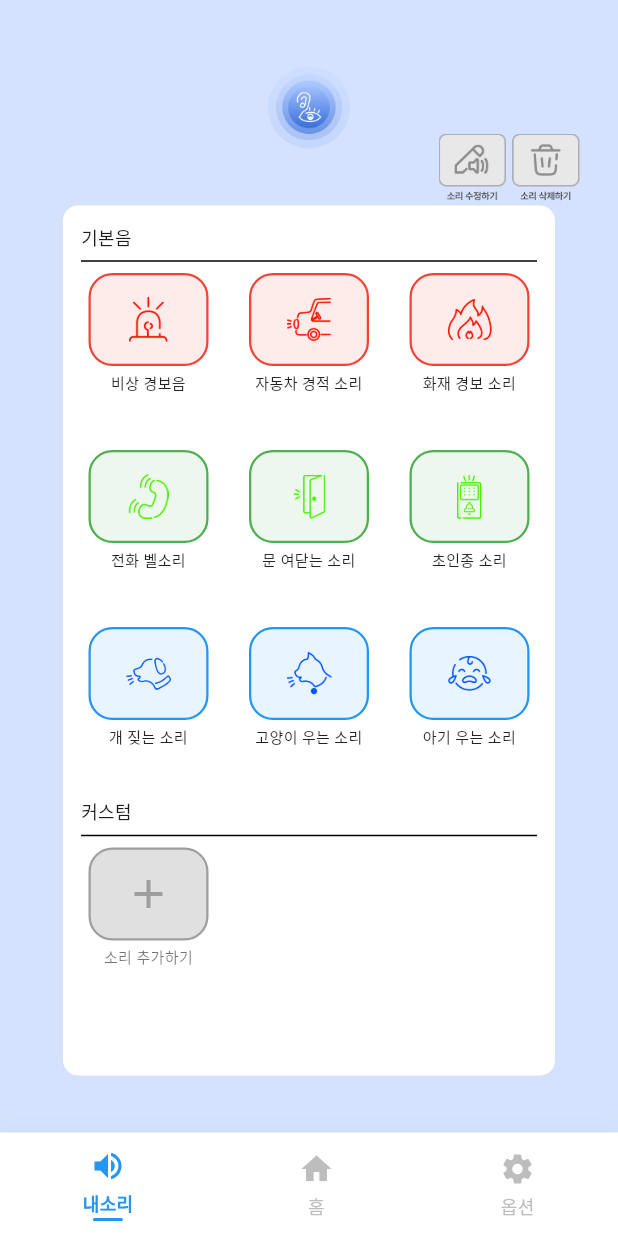
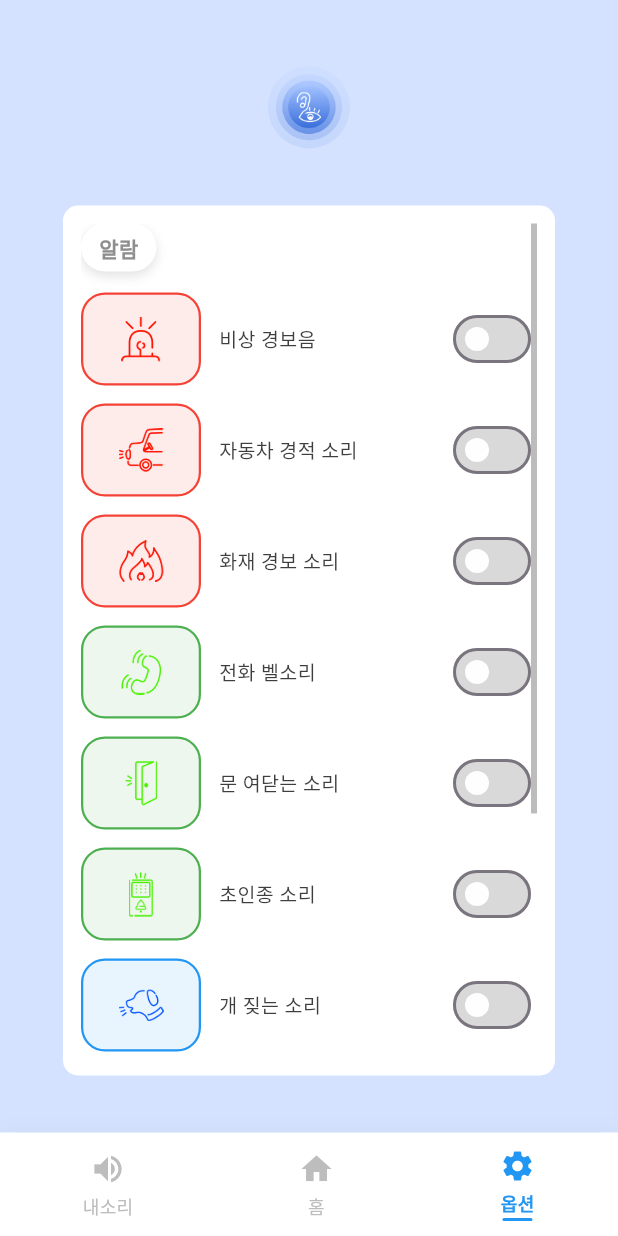
Before and after one commit to 2025-HSU-Team/Frontend, a Flutter app: the screen it shows after launch, on a phone screen of 412 x 824 dp. Run offline on Flutter 3.47's test engine with Material 3 defaults, Android fonts, the phone set to English and light mode, and no system bars; our stand-ins replace permission_handler; missing offline and left inert: flutter_sound, record.

Commit message:
feat: 알람 설정 기능 완료, 진동 선택시 아직 선택 안됨.

```diff
--- /dev/null
+++ b/lib/alarm/alarm_set.dart
@@ -0,0 +1,301 @@
+import 'package:flutter/material.dart';
+import '../shared_components/bottom_navigation.dart';
+
+//기본 알람 9개
+final List<Map<String, dynamic>> allDefaultSounds = [
+  {"name": "비상 경보음", "color": Colors.red, "image": "assets/images/emergency.png"},
+  {"name": "자동차 경적 소리", "color": Colors.red, "image": "assets/images/carsound.png"},
+  {"name": "화재 경보 소리", "color": Colors.red, "image": "assets/images/fire.png"},
+  {"name": "전화 벨소리", "color": Colors.green, "image": "assets/images/phonecall.png"},
+  {"name": "문 여닫는 소리", "color": Colors.green, "image": "assets/images/door.png"},
+  {"name": "초인종 소리", "color": Colors.green, "image": "assets/images/bell.png"},
+  {"name": "개 짖는 소리", "color": Colors.blue, "image": "assets/images/dog.png"},
+  {"name": "고양이 우는 소리", "color": Colors.blue, "image": "assets/images/cat.png"},
+  {"name": "아기 우는 소리", "color": Colors.blue, "image": "assets/images/babycry.png"},
+];
+
+class AlarmSetScreen extends StatefulWidget {
+  const AlarmSetScreen({super.key});
+
+  @override
+  State<AlarmSetScreen> createState() => _AlarmSetScreenState();
+}
+
+class _AlarmSetScreenState extends State<AlarmSetScreen> {
+  //알람 ON/OFF 상태
+  final Map<String, bool> alarmEnabled = {};
+
+  //커스텀 소리 리스트
+  final List<Map<String, dynamic>> customSounds = [];
+
+  //하단 탭 상태
+  int _selectedTabIndex = 2;
+
+  @override
+  void initState() {
+    super.initState();
+    //기본음은 모두 OFF로 시작
+    for (var sound in allDefaultSounds) {
+      alarmEnabled[sound["name"]] = false;
+    }
+  }
+
+  @override
+  Widget build(BuildContext context) {
+    final ScrollController scrollController = ScrollController();
+
+    return Scaffold(
+      backgroundColor: const Color(0xFFD4E2FF),
+      body: Stack(
+        children: [
+          Column(
+            children: [
+              const SizedBox(height: 44),
+              //상단 로고
+              Center(
+                child: ClipOval(
+                  child: Image.asset(
+                    'assets/images/basic.png',
+                    width: 55,
+                    height: 55,
+                    fit: BoxFit.cover,
+                  ),
+                ),
+              ),
+            ],
+          ),
+
+          //흰 박스
+          Positioned(
+            top: 137,
+            left: (MediaQuery.of(context).size.width - 328) / 2,
+            child: Container(
+              width: 328,
+              height: 580,
+              decoration: BoxDecoration(
+                color: Colors.white,
+                borderRadius: BorderRadius.circular(10),
+              ),
+              child: Padding(
+                padding: const EdgeInsets.all(12),
+                child: Scrollbar(
+                  controller: scrollController,
+                  thumbVisibility: true,
+                  child: SingleChildScrollView(
+                    controller: scrollController,
+                    child: Column(
+                      crossAxisAlignment: CrossAxisAlignment.start,
+                      children: [
+                        //알람 섹션
+                        Container(
+                          padding: const EdgeInsets.symmetric(horizontal: 12, vertical: 6), //안쪽 여백
+                          decoration: BoxDecoration(
+                            color: Colors.white, // 흰색 배경
+                            borderRadius: BorderRadius.circular(20),
+                            boxShadow: [
+                              BoxShadow(
+                                color: Colors.grey.withOpacity(0.3), //그림자 색 (회색, 투명도 30%)
+                                blurRadius: 6, //퍼짐 정도
+                                offset: const Offset(0, 3), //수직 방향 그림자 위치
+                              ),
+                            ],
+                          ),
+                          child: const Text(
+                            "알람",
+                            style: TextStyle(
+                              fontSize: 14,
+                              fontWeight: FontWeight.w700,
+                              color: Color(0xff8e8e8e), //텍스트 색
+                            ),
+                          ),
+                        ),
+
+                        const SizedBox(height: 8),
+                        Column(
+                          children: [
+                            for (var sound in allDefaultSounds)
+                              _buildAlarmItem(
+                                name: sound["name"],
+                                color: sound["color"],
+                                image: sound["image"],
+                              ),
+                            for (var sound in customSounds)
+                              _buildAlarmItem(
+                                name: sound["name"],
+                                color: sound["color"] == "RED"
+                                    ? Colors.red
+                                    : sound["color"] == "GREEN"
+                                    ? Colors.green
+                                    : Colors.blue,
+                                emoji: sound["emoji"],
+                              ),
+                          ],
+                        ),
+
+                        const Divider(height: 40),
+
+                        //진동 섹션
+                        Container(
+                          padding: const EdgeInsets.symmetric(horizontal: 12, vertical: 6), //안쪽 여백
+                          decoration: BoxDecoration(
+                            color: Colors.white, // 흰색 배경
+                            borderRadius: BorderRadius.circular(20),
+                            boxShadow: [
+                              BoxShadow(
+                                color: Colors.grey.withOpacity(0.3), //그림자 색 (회색, 투명도 30%)
+                                blurRadius: 6, //퍼짐 정도
+                                offset: const Offset(0, 3), //수직 방향 그림자 위치
+                              ),
+                            ],
+                          ),
+                          child: const Text(
+                            "진동",
+                            style: TextStyle(
+                              fontSize: 14,
+                              fontWeight: FontWeight.w700,
+                              color: Color(0xff8e8e8e), //텍스트 색
+                            ),
+                          ),
+                        ),
+                        const SizedBox(height: 8),
+                        Column(
+                          children: [
+                            for (var sound in allDefaultSounds)
+                              if (alarmEnabled[sound["name"]] == true)
+                                _buildVibrationItem(
+                                  name: sound["name"],
+                                  color: sound["color"],
+                                  image: sound["image"],
+                                ),
+                            for (var sound in customSounds)
+                              if (alarmEnabled[sound["name"]] == true)
+                                _buildVibrationItem(
+                                  name: sound["name"],
+                                  color: sound["color"] == "RED"
+                                      ? Colors.red
+                                      : sound["color"] == "GREEN"
+                                      ? Colors.green
+                                      : Colors.blue,
+                                  emoji: sound["emoji"],
+                                ),
+                          ],
+                        ),
+                      ],
+                    ),
+                  ),
+                ),
+              ),
+            ),
+          ),
+        ],
+      ),
+
+      //하단
+      bottomNavigationBar: BottomNavigation(
+        selectedTabIndex: _selectedTabIndex,
+        onTabChanged: (index) {
+          setState(() => _selectedTabIndex = index);
+          print("선택된 탭: $index");
+        },
+      ),
+    );
+  }
+
+  //알람
+  Widget _buildAlarmItem({
+    required String name,
+    required Color color,
+    String? image,
+    String? emoji,
+  }) {
+    return Padding(
+      padding: const EdgeInsets.symmetric(vertical: 6),
+      child: Row(
+        children: [
+          Container(
+            width: 80,
+            height: 62,
+            decoration: BoxDecoration(
+              color: color.withOpacity(0.1),
+              border: Border.all(color: color, width: 1.5),
+              borderRadius: BorderRadius.circular(16),
+            ),
+            child: Center(
+              child: image != null
+                  ? Image.asset(image, width: 30, height: 30)
+                  : Text(emoji ?? "🔔", style: const TextStyle(fontSize: 24)),
+            ),
+          ),
+          const SizedBox(width: 12),
+          Expanded(
+            child: Text(name,
+                style: const TextStyle(
+                    fontSize: 13,
+                    fontWeight: FontWeight.w500,
+                    color: Color(0xFF3F3E3E))),
+          ),
+          Switch(
+            value: alarmEnabled[name] ?? false,
+            activeColor: Color(0xFF6497FF), //동그라미 색
+            activeTrackColor: Color(0xFFD4E2FF), //켜졌을 때 배경 색
+            inactiveThumbColor: Color(0xFFFEFEFE), //꺼졌을 때 동그라미
+            inactiveTrackColor: Color(0xFFD9D9D9), //꺼졌을 때 배경
+            onChanged: (val) {
+              setState(() {
+                alarmEnabled[name] = val;
+              });
+            },
+          )
+        ],
+      ),
+    );
+  }
+
+  //진동
+  Widget _buildVibrationItem({
+    required String name,
+    required Color color,
+    String? image,
+    String? emoji,
+  }) {
+    return Padding(
+      padding: const EdgeInsets.symmetric(vertical: 6),
+      child: Row(
+        children: [
+          //기존 박스 그대로
+          Container(
+            width: 80,
+            height: 62,
+            decoration: BoxDecoration(
+              color: color.withOpacity(0.1),
+              border: Border.all(color: color, width: 1.5),
+              borderRadius: BorderRadius.circular(16),
+            ),
+            child: Center(
+              child: image != null
+                  ? Image.asset(image, width: 30, height: 30)
+                  : Text(emoji ?? "🔔", style: const TextStyle(fontSize: 24)),
+            ),
+          ),
+          const SizedBox(width: 12),
+          Expanded(
+            child: Text(name,
+                style: const TextStyle(
+                    fontSize: 13,
+                    fontWeight: FontWeight.w500,
+                    color: Colors.black)),
+          ),
+          DropdownButton<String>(
+            value: "진동 1",
+            items: const [
+              DropdownMenuItem(value: "진동 1", child: Text("진동 1")),
+              DropdownMenuItem(value: "진동 2", child: Text("진동 2")),
+              DropdownMenuItem(value: "진동 3", child: Text("진동 3")),
+            ],
+            onChanged: (val) {},
+          )
+        ],
+      ),
+    );
+  }
+}
--- a/lib/main.dart
+++ b/lib/main.dart
@@ -9,6 +9,7 @@ import 'package:frontend/login/login.dart';
 import 'package:frontend/login/withoutlogin.dart';
 import 'pages/mainPage/mainPage.dart';
 import 'package:frontend/shared_components/bottom_navigation.dart';
+import 'package:frontend/alarm/alarm_set.dart';
 
 
 void main() {
@@ -23,7 +24,7 @@ class MyApp extends StatelessWidget {
     return MaterialApp(
       debugShowCheckedModeBanner: false,
       title: 'My Movie App',
-      home: const DeleteScreen(),
+      home: const AlarmSetScreen(),
     );
   }
 }
```
Also changed, not shown: lib/custom/basic_screen.dart (+95 -9 lines), lib/custom/delete_screen.dart (+13 -5 lines).
